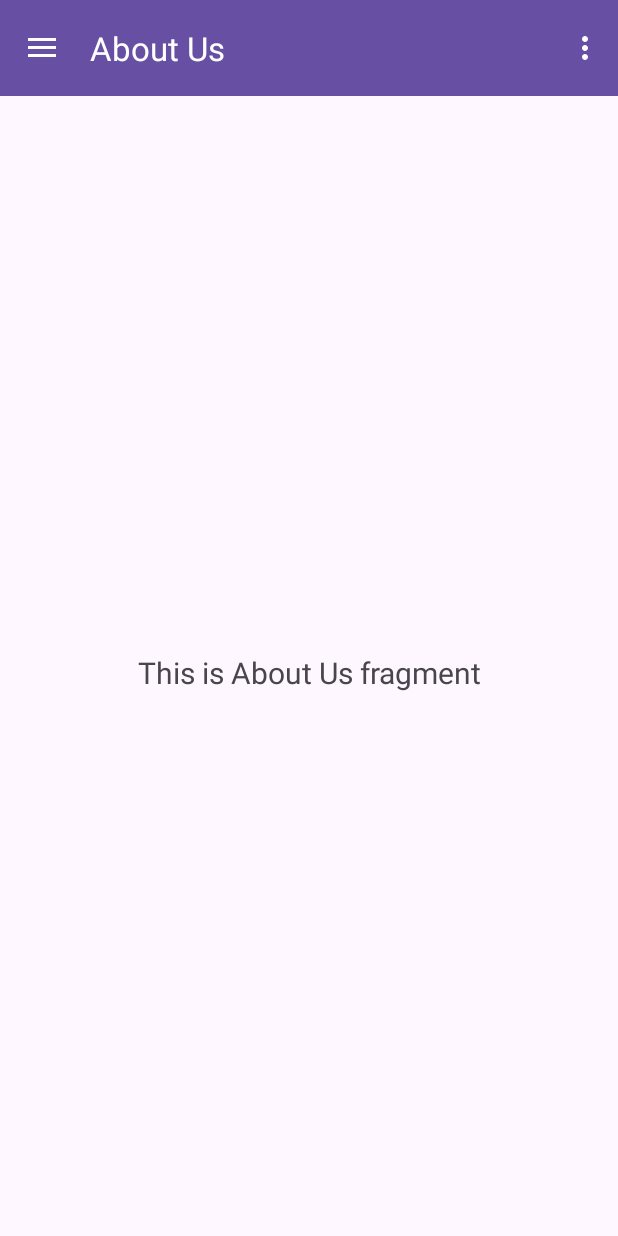
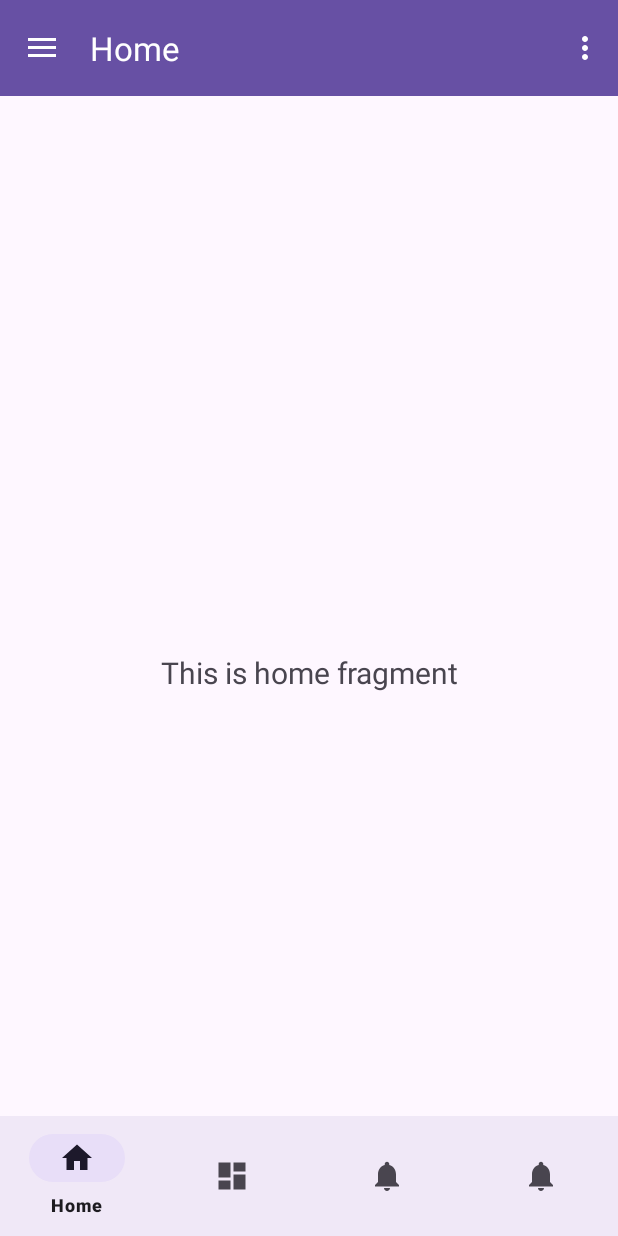
Before and after one commit to Parz1val13/Tenang-Capstone, an Android app: the screen it shows after launch (MainActivity), in the options menu, after a tap on "Settings", on a phone screen of 412 x 824 dp. Run offline under Robolectric (Android 15) with nearby library versions, the light colour scheme and no system bars; our stand-ins replace navigation-ui.

Commit message:
add bottom nav

```diff
--- a/app/src/main/java/com/example/tenang_capstone/MainActivity.java
+++ b/app/src/main/java/com/example/tenang_capstone/MainActivity.java
@@ -1,11 +1,10 @@
 package com.example.tenang_capstone;
 
 import android.os.Bundle;
-import android.view.View;
 import android.view.Menu;
 
 import com.example.tenang_capstone.databinding.ActivityMainBinding;
-import com.google.android.material.snackbar.Snackbar;
+import com.google.android.material.bottomnavigation.BottomNavigationView;
 import com.google.android.material.navigation.NavigationView;
 
 import androidx.navigation.NavController;
@@ -29,24 +28,20 @@
         setContentView(binding.getRoot());
 
         setSupportActionBar(binding.appBarMain.toolbar);
-//        binding.appBarMain.fab.setOnClickListener(new View.OnClickListener() {
-//            @Override
-//            public void onClick(View view) {
-//                Snackbar.make(view, "Replace with your own action", Snackbar.LENGTH_LONG)
-//                        .setAction("Action", null).show();
-//            }
-//        });
+
         DrawerLayout drawer = binding.drawerLayout;
         NavigationView navigationView = binding.navView;
+        BottomNavigationView navViewBottom = findViewById(R.id.nav_view_bottom);
         // Passing each menu ID as a set of Ids because each
         // menu should be considered as top level destinations.
-        mAppBarConfiguration = new AppBarConfiguration.Builder(
+        mAppBarConfiguration = new AppBarConfiguration.Builder(R.id.navigation_home, R.id.navigation_overview, R.id.navigation_diary, R.id.navigation_friends,
                 R.id.nav_about_us, R.id.nav_leaderboards, R.id.nav_milestones, R.id.nav_my_information, R.id.nav_directory, R.id.nav_export)
                 .setOpenableLayout(drawer)
                 .build();
         NavController navController = Navigation.findNavController(this, R.id.nav_host_fragment_content_main);
         NavigationUI.setupActionBarWithNavController(this, navController, mAppBarConfiguration);
         NavigationUI.setupWithNavController(navigationView, navController);
+        NavigationUI.setupWithNavController(navViewBottom, navController);
     }
 
     @Override
--- /dev/null
+++ b/app/src/main/res/drawable/ic_dashboard_black_24dp.xml
@@ -0,0 +1,9 @@
+<vector xmlns:android="http://schemas.android.com/apk/res/android"
+    android:width="24dp"
+    android:height="24dp"
+    android:viewportWidth="24.0"
+    android:viewportHeight="24.0">
+    <path
+        android:fillColor="#FF000000"
+        android:pathData="M3,13h8L11,3L3,3v10zM3,21h8v-6L3,15v6zM13,21h8L21,11h-8v10zM13,3v6h8L21,3h-8z" />
+</vector>
--- /dev/null
+++ b/app/src/main/res/drawable/ic_home_black_24dp.xml
@@ -0,0 +1,9 @@
+<vector xmlns:android="http://schemas.android.com/apk/res/android"
+    android:width="24dp"
+    android:height="24dp"
+    android:viewportWidth="24.0"
+    android:viewportHeight="24.0">
+    <path
+        android:fillColor="#FF000000"
+        android:pathData="M10,20v-6h4v6h5v-8h3L12,3 2,12h3v8z" />
+</vector>
--- /dev/null
+++ b/app/src/main/res/drawable/ic_notifications_black_24dp.xml
@@ -0,0 +1,9 @@
+<vector xmlns:android="http://schemas.android.com/apk/res/android"
+    android:width="24dp"
+    android:height="24dp"
+    android:viewportWidth="24.0"
+    android:viewportHeight="24.0">
+    <path
+        android:fillColor="#FF000000"
+        android:pathData="M12,22c1.1,0 2,-0.9 2,-2h-4c0,1.1 0.89,2 2,2zM18,16v-5c0,-3.07 -1.64,-5.64 -4.5,-6.32L13.5,4c0,-0.83 -0.67,-1.5 -1.5,-1.5s-1.5,0.67 -1.5,1.5v0.68C7.63,5.36 6,7.92 6,11v5l-2,2v1h16v-1l-2,-2z" />
+</vector>
--- a/app/src/main/res/layout/content_main.xml
+++ b/app/src/main/res/layout/content_main.xml
@@ -17,4 +17,16 @@
         app:layout_constraintRight_toRightOf="parent"
         app:layout_constraintTop_toTopOf="parent"
         app:navGraph="@navigation/mobile_navigation" />
+
+    <com.google.android.material.bottomnavigation.BottomNavigationView
+        android:id="@+id/nav_view_bottom"
+        android:layout_width="0dp"
+        android:layout_height="wrap_content"
+        android:layout_marginStart="0dp"
+        android:layout_marginEnd="0dp"
+        android:background="?android:attr/windowBackground"
+        app:layout_constraintBottom_toBottomOf="parent"
+        app:layout_constraintLeft_toLeftOf="parent"
+        app:layout_constraintRight_toRightOf="parent"
+        app:menu="@menu/bottom_nav_menu" />
 </androidx.constraintlayout.widget.ConstraintLayout>
--- /dev/null
+++ b/app/src/main/res/layout/fragment_home.xml
@@ -0,0 +1,22 @@
+<?xml version="1.0" encoding="utf-8"?>
+<androidx.constraintlayout.widget.ConstraintLayout xmlns:android="http://schemas.android.com/apk/res/android"
+    xmlns:app="http://schemas.android.com/apk/res-auto"
+    xmlns:tools="http://schemas.android.com/tools"
+    android:layout_width="match_parent"
+    android:layout_height="match_parent"
+    tools:context=".ui.home.HomeFragment">
+
+    <TextView
+        android:id="@+id/text_home"
+        android:layout_width="match_parent"
+        android:layout_height="wrap_content"
+        android:layout_marginStart="8dp"
+        android:layout_marginTop="8dp"
+        android:layout_marginEnd="8dp"
+        android:textAlignment="center"
+        android:textSize="20sp"
+        app:layout_constraintBottom_toBottomOf="parent"
+        app:layout_constraintEnd_toEndOf="parent"
+        app:layout_constraintStart_toStartOf="parent"
+        app:layout_constraintTop_toTopOf="parent" />
+</androidx.constraintlayout.widget.ConstraintLayout>
--- /dev/null
+++ b/app/src/main/res/menu/bottom_nav_menu.xml
@@ -0,0 +1,23 @@
+<?xml version="1.0" encoding="utf-8"?>
+<menu xmlns:android="http://schemas.android.com/apk/res/android">
+
+    <item
+        android:id="@+id/navigation_home"
+        android:icon="@drawable/ic_home_black_24dp"
+        android:title="@string/title_home" />
+
+    <item
+        android:id="@+id/navigation_overview"
+        android:icon="@drawable/ic_dashboard_black_24dp"
+        android:title="@string/title_overview" />
+
+    <item
+        android:id="@+id/navigation_diary"
+        android:icon="@drawable/ic_notifications_black_24dp"
+        android:title="@string/title_diary" />
+
+    <item
+        android:id="@+id/navigation_friends"
+        android:icon="@drawable/ic_notifications_black_24dp"
+        android:title="@string/title_friends" />
+</menu>
--- a/app/src/main/res/navigation/mobile_navigation.xml
+++ b/app/src/main/res/navigation/mobile_navigation.xml
@@ -40,4 +40,28 @@
         android:name="com.example.tenang_capstone.ui.export.ExportFragment"
         android:label="@string/export"
         tools:layout="@layout/fragment_export" />
+
+    <fragment
+        android:id="@+id/navigation_home"
+        android:name="com.example.tenang_capstone.ui.home.HomeFragment"
+        android:label="@string/title_home"
+        tools:layout="@layout/fragment_home" />
+
+    <fragment
+        android:id="@+id/navigation_overview"
+        android:name="com.example.tenang_capstone.ui.overview.OverviewFragment"
+        android:label="@string/title_overview"
+        tools:layout="@layout/fragment_overview" />
+
+    <fragment
+        android:id="@+id/navigation_diary"
+        android:name="com.example.tenang_capstone.ui.diary.DiaryFragment"
+        android:label="@string/title_diary"
+        tools:layout="@layout/fragment_diary" />
+
+    <fragment
+        android:id="@+id/navigation_friends"
+        android:name="com.example.tenang_capstone.ui.friends.FriendsFragment"
+        android:label="@string/title_friends"
+        tools:layout="@layout/fragment_friends" />
 </navigation>
--- a/app/src/main/res/values/strings.xml
+++ b/app/src/main/res/values/strings.xml
@@ -60,4 +60,10 @@
     <string name="nav_header_title">Android Studio</string>
     <string name="nav_header_subtitle">android.studio@android.com</string>
     <string name="nav_header_desc">Navigation header</string>
+
+
+    <string name="title_home">Home</string>
+    <string name="title_overview">Overview</string>
+    <string name="title_diary">Diary</string>
+    <string name="title_friends">Friends</string>
 </resources>
```
Also changed, not shown: app/src/main/java/com/example/tenang_capstone/ui/diary/DiaryFragment.java (added, +38 -0 lines), app/src/main/java/com/example/tenang_capstone/ui/diary/DiaryViewModel.java (added, +19 -0 lines), app/src/main/java/com/example/tenang_capstone/ui/friends/FriendsFragment.java (added, +36 -0 lines), app/src/main/java/com/example/tenang_capstone/ui/friends/FriendsViewModel.java (added, +19 -0 lines), app/src/main/java/com/example/tenang_capstone/ui/home/HomeFragment.java (added, +38 -0 lines), app/src/main/java/com/example/tenang_capstone/ui/home/HomeViewModel.java (added, +19 -0 lines), app/src/main/java/com/example/tenang_capstone/ui/overview/OverviewFragment.java (added, +38 -0 lines), app/src/main/java/com/example/tenang_capstone/ui/overview/OverviewViewModel.java (added, +19 -0 lines), app/src/main/res/layout/fragment_diary.xml (added, +22 -0 lines), app/src/main/res/layout/fragment_friends.xml (added, +23 -0 lines), app/src/main/res/layout/fragment_overview.xml (added, +22 -0 lines).
